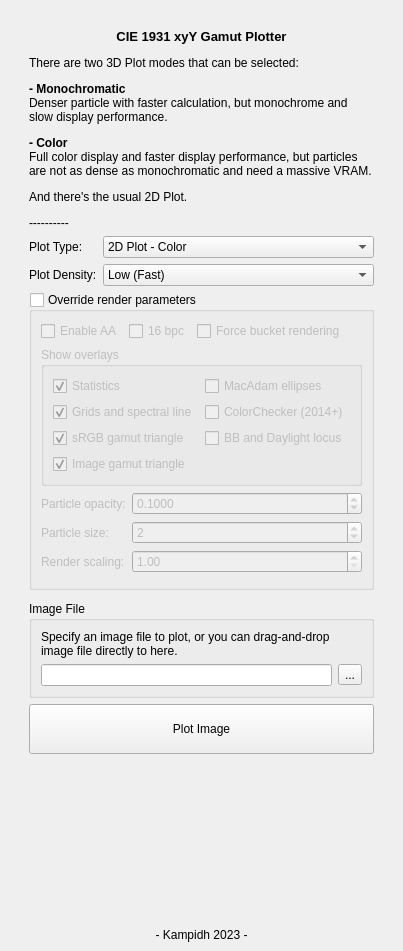
First picture: the form in mainwindow.ui, repository kampidh/Color-Gamut-Plotter-QtVer, before the edit.
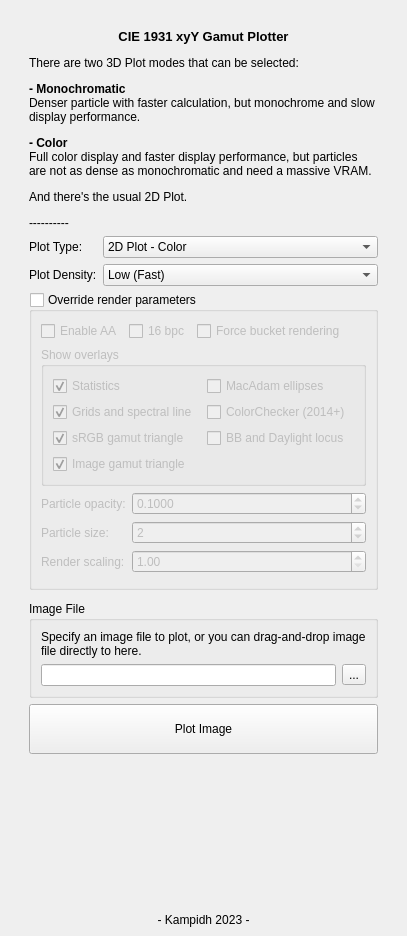
Second picture: the form after the edit.

```diff
--- a/mainwindow.ui
+++ b/mainwindow.ui
@@ -6,8 +6,8 @@
    <rect>
     <x>0</x>
     <y>0</y>
-    <width>403</width>
-    <height>951</height>
+    <width>396</width>
+    <height>936</height>
    </rect>
   </property>
   <property name="sizePolicy">
@@ -18,14 +18,14 @@
   </property>
   <property name="minimumSize">
    <size>
-    <width>403</width>
-    <height>545</height>
+    <width>0</width>
+    <height>0</height>
    </size>
   </property>
   <property name="maximumSize">
    <size>
-    <width>600</width>
-    <height>16777215</height>
+    <width>1000</width>
+    <height>2000</height>
    </size>
   </property>
   <property name="windowTitle">
```
Left out of the diff: 62 changed lines with no effect on the pictures.
